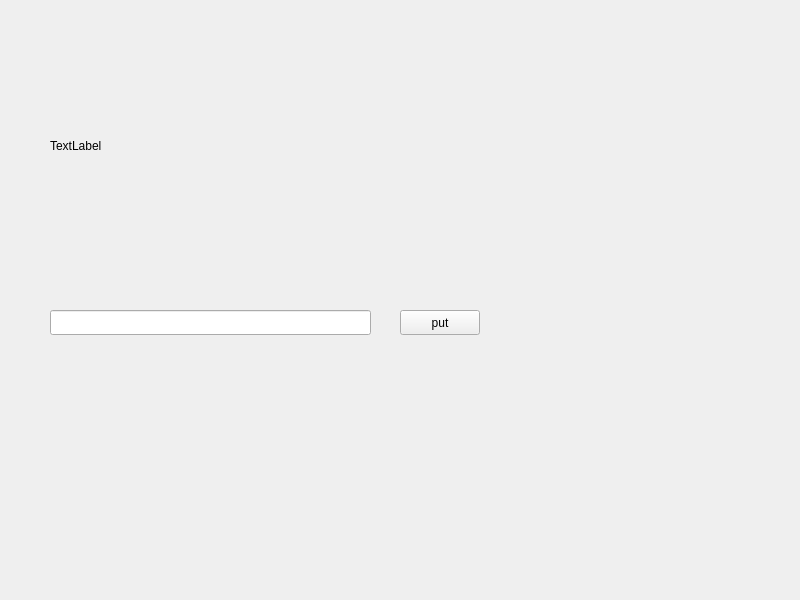
The window that mainwindow.ui (MaximTarutin/tictactoe-net) describes before a commit, drawn with Qt 5.
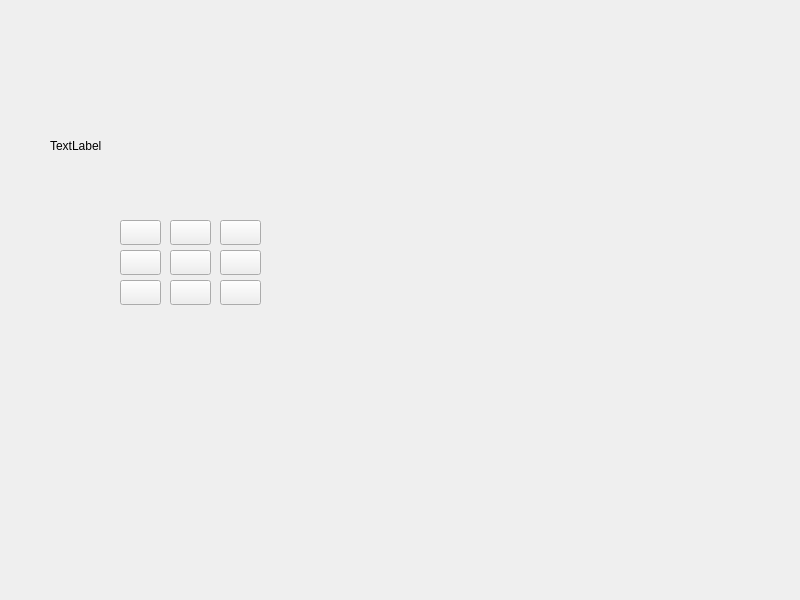
The same window after the commit.

Commit message: Создаем игровое поле

The edit to the form file:
```diff
--- a/mainwindow.ui
+++ b/mainwindow.ui
@@ -27,27 +27,121 @@
      <string>TextLabel</string>
     </property>
    </widget>
-   <widget class="QLineEdit" name="lineEdit">
+   <widget class="QPushButton" name="pushButton_1">
     <property name="geometry">
      <rect>
-      <x>50</x>
-      <y>310</y>
-      <width>321</width>
+      <x>120</x>
+      <y>220</y>
+      <width>41</width>
       <height>25</height>
      </rect>
     </property>
+    <property name="text">
+     <string/>
+    </property>
    </widget>
    <widget class="QPushButton" name="pushButton">
     <property name="geometry">
      <rect>
-      <x>400</x>
-      <y>310</y>
-      <width>80</width>
+      <x>170</x>
+      <y>220</y>
+      <width>41</width>
       <height>25</height>
      </rect>
     </property>
     <property name="text">
-     <string>put</string>
+     <string/>
+    </property>
+   </widget>
+   <widget class="QPushButton" name="pushButton_3">
+    <property name="geometry">
+     <rect>
+      <x>220</x>
+      <y>220</y>
+      <width>41</width>
+      <height>25</height>
+     </rect>
+    </property>
+    <property name="text">
+     <string/>
+    </property>
+   </widget>
+   <widget class="QPushButton" name="pushButton_4">
+    <property name="geometry">
+     <rect>
+      <x>120</x>
+      <y>250</y>
+      <width>41</width>
+      <height>25</height>
+     </rect>
+    </property>
+    <property name="text">
+     <string/>
+    </property>
+   </widget>
+   <widget class="QPushButton" name="pushButton_5">
+    <property name="geometry">
+     <rect>
+      <x>170</x>
+      <y>250</y>
+      <width>41</width>
+      <height>25</height>
+     </rect>
+    </property>
+    <property name="text">
+     <string/>
+    </property>
+   </widget>
+   <widget class="QPushButton" name="pushButton_6">
+    <property name="geometry">
+     <rect>
+      <x>220</x>
+      <y>250</y>
+      <width>41</width>
+      <height>25</height>
+     </rect>
+    </property>
+    <property name="text">
+     <string/>
+    </property>
+   </widget>
+   <widget class="QPushButton" name="pushButton_7">
+    <property name="geometry">
+     <rect>
+      <x>120</x>
+      <y>280</y>
+      <width>41</width>
+      <height>25</height>
+     </rect>
+    </property>
+    <property name="text">
+     <string/>
+    </property>
+   </widget>
+   <widget class="QPushButton" name="pushButton_8">
+    <property name="geometry">
+     <rect>
+      <x>170</x>
+      <y>280</y>
+      <width>41</width>
+      <height>25</height>
+     </rect>
+    </property>
+    <property name="text">
+     <string/>
+    </property>
+   </widget>
+   <widget class="QPushButton" name="pushButton_9">
+    <property name="geometry">
+     <rect>
+      <x>220</x>
+      <y>280</y>
+      <width>41</width>
+      <height>25</height>
+     </rect>
+    </property>
+    <property name="text">
+     <string/>
     </property>
    </widget>
   </widget>
```
Left out of the diff: 2 changed lines with no effect on the pictures. The commit also changes 2 other files.
